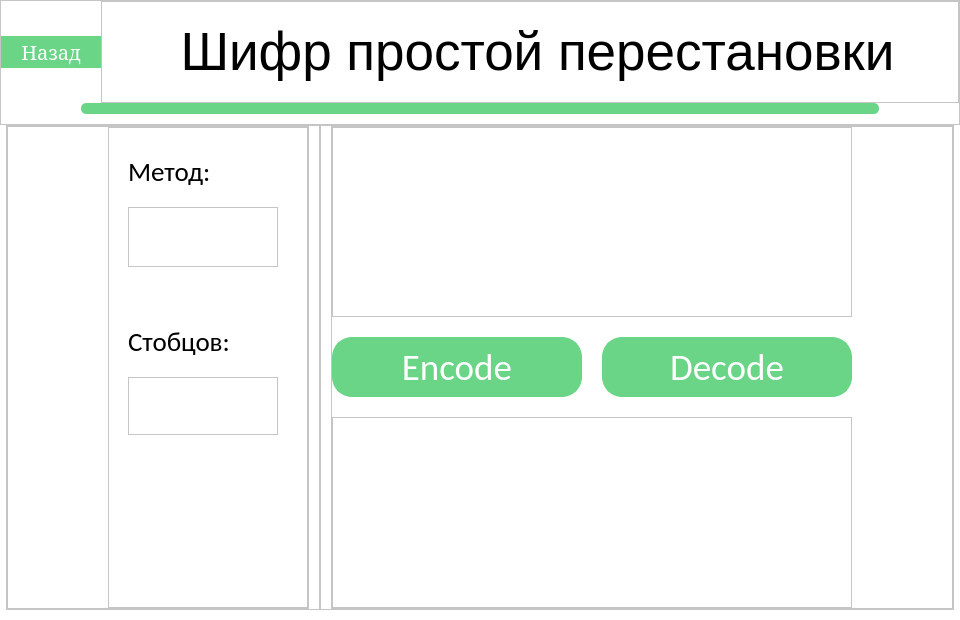
The window that core/lib/uis/transposition/Transposition.ui (exorevan/Smart-Computer) describes before a commit, drawn with Qt 5.
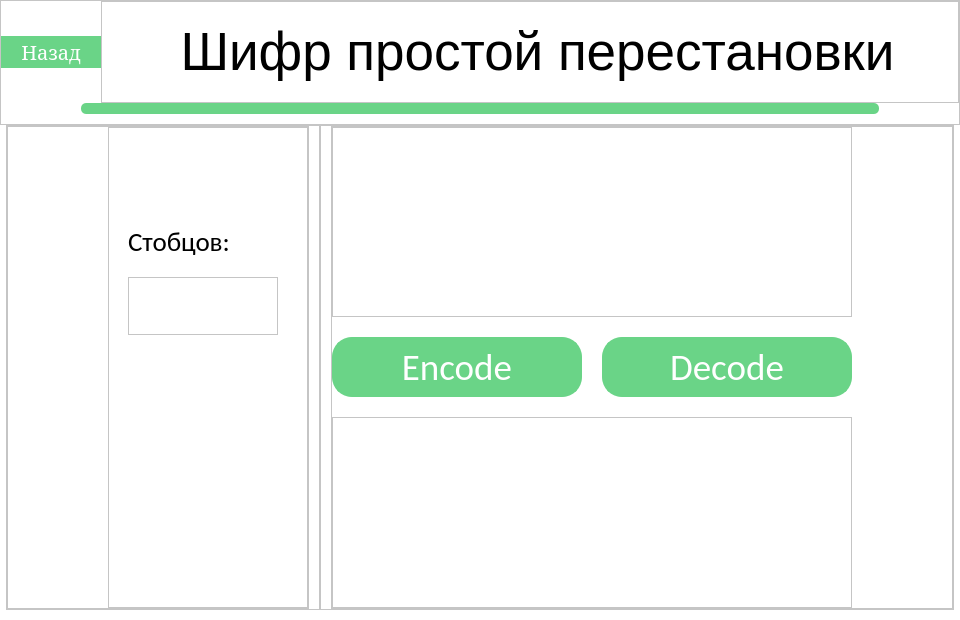
The same window after the commit.

Commit message: Add new transposition and substitution ciphers

The edit to the form file:
```diff
--- a/core/lib/uis/transposition/Transposition.ui
+++ b/core/lib/uis/transposition/Transposition.ui
@@ -300,36 +300,11 @@
                  <property name="frameShadow">
                   <enum>QFrame::Raised</enum>
                  </property>
-                 <widget class="QLabel" name="label_2">
-                  <property name="geometry">
-                   <rect>
-                    <x>20</x>
-                    <y>20</y>
-                    <width>150</width>
-                    <height>50</height>
-                   </rect>
-                  </property>
-                  <property name="maximumSize">
-                   <size>
-                    <width>16777215</width>
-                    <height>50</height>
-                   </size>
-                  </property>
-                  <property name="font">
-                   <font>
-                    <family>Calibri</family>
-                    <pointsize>20</pointsize>
-                   </font>
-                  </property>
-                  <property name="text">
-                   <string>Метод:</string>
-                  </property>
-                 </widget>
                  <widget class="QTextEdit" name="colsEdit">
                   <property name="geometry">
                    <rect>
                     <x>20</x>
-                    <y>250</y>
+                    <y>150</y>
                     <width>150</width>
                     <height>58</height>
                    </rect>
@@ -347,21 +322,11 @@
                    </size>
                   </property>
                  </widget>
-                 <widget class="QTextEdit" name="typeEdit">
-                  <property name="geometry">
-                   <rect>
-                    <x>20</x>
-                    <y>80</y>
-                    <width>150</width>
-                    <height>60</height>
-                   </rect>
-                  </property>
-                 </widget>
                  <widget class="QLabel" name="label_3">
                   <property name="geometry">
                    <rect>
                     <x>20</x>
-                    <y>190</y>
+                    <y>90</y>
                     <width>150</width>
                     <height>50</height>
                    </rect>
```
The commit also changes 18 other files.
